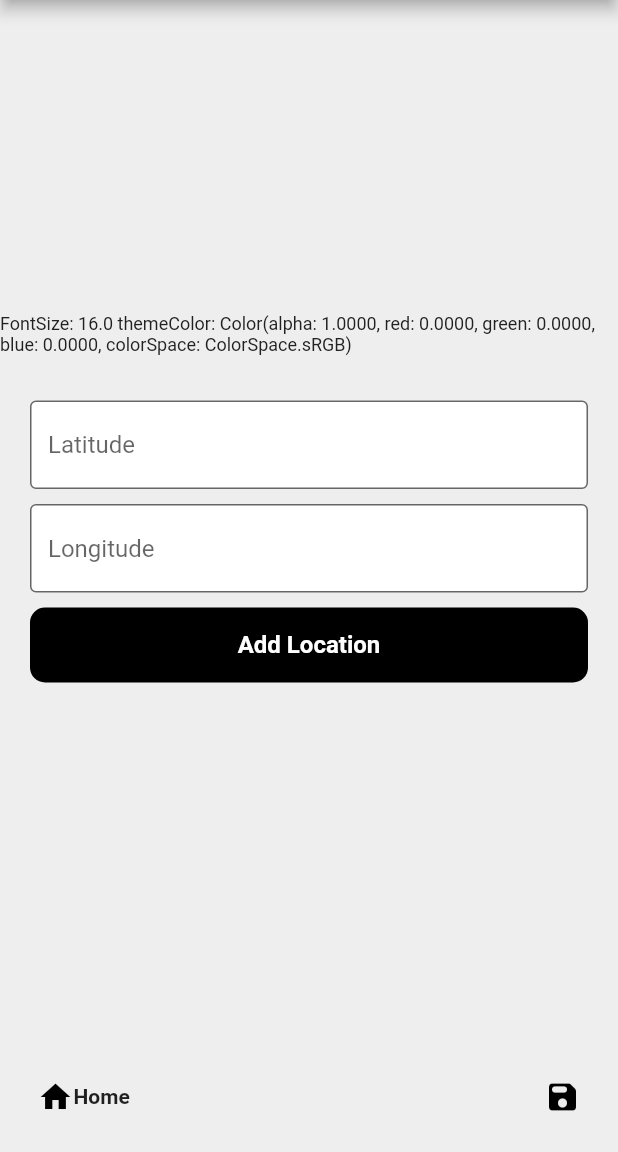
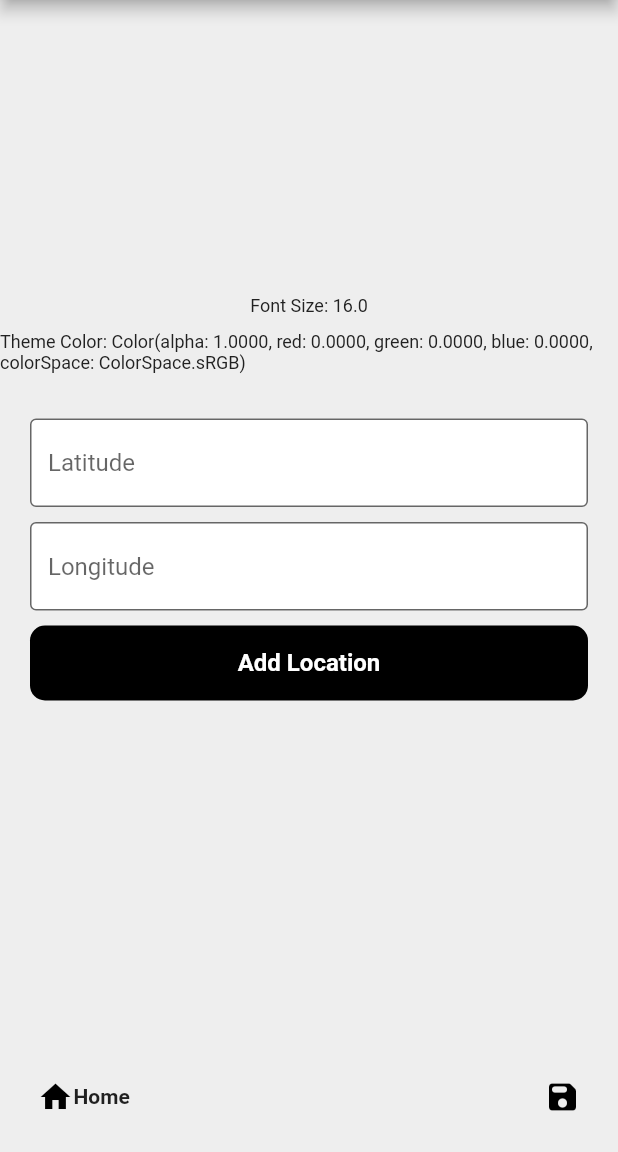
Before and after one commit to Karthiks915/foyer, a Flutter app: the screen it shows after launch, on a phone screen of 412 x 824 dp, the part 84-1236 px from its top. Run offline on Flutter 3.47's test engine with Material 2 defaults, Android fonts, the light colour scheme and no system bars; drawn by our look-alikes of google_nav_bar; our stand-ins replace flutter_hooks, freezed_annotation, hooks_riverpod, isar, riverpod_annotation; missing offline and left inert: flutter_material_color_picker; accounts and stored records are empty; generated files the repository leaves out were written again.

Commit message:
small changes

```diff
--- a/lib/domain/locational_profile/interfaces.dart
+++ b/lib/domain/locational_profile/interfaces.dart
@@ -50,6 +50,8 @@ class IsarLocationProfilesRepository implements LocationProfilesRepository {
 
   //   return existingProfile != null;
   // }
+
+
 
   @override
   Future<void> create(LocationalProfile locationProfile) async {
--- a/lib/presentation/pages/location_profile_screen.dart
+++ b/lib/presentation/pages/location_profile_screen.dart
@@ -58,7 +58,14 @@ class LocationProfileScreen extends HookConsumerWidget {
               mainAxisAlignment: MainAxisAlignment.center,
               children: [
                 Text(
-                  'FontSize: ${colorFont.textSize} themeColor: ${color.toString()}',
+                  'Font Size: ${colorFont.textSize}',
+                  style: TextStyle(fontSize: 12, color: Colors.grey[900]),
+                ),
+                const SizedBox(
+                  height: 10,
+                ),
+                Text(
+                  'Theme Color: ${color.toString()}',
                   style: TextStyle(fontSize: 12, color: Colors.grey[900]),
                 ),
                 const SizedBox(
```
Also changed, not shown: lib/main.dart (+3 -6 lines).
